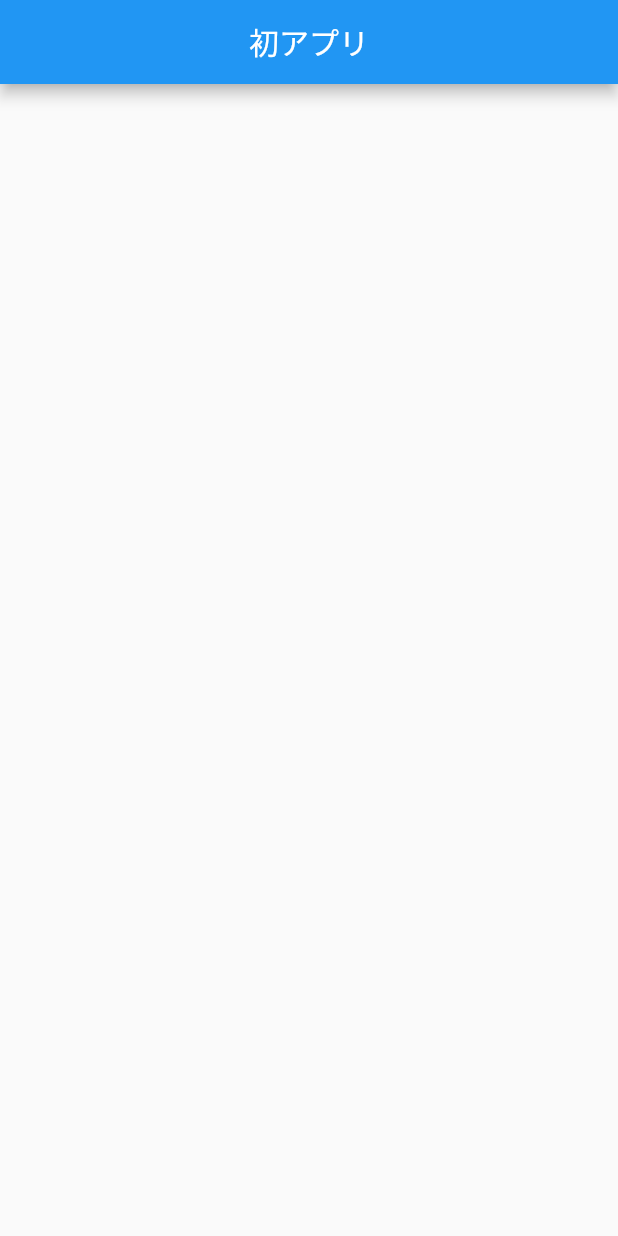
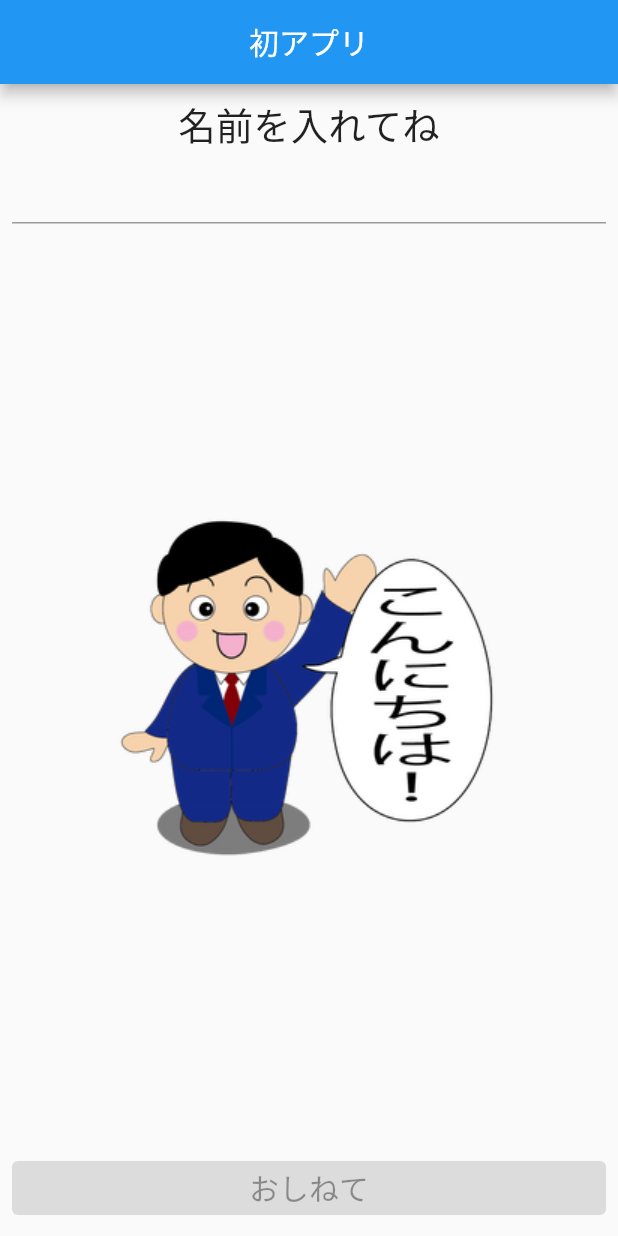
Before and after one commit to kawakami1592/my_first_app, a Flutter app: the screen it shows after launch, on a phone screen of 412 x 824 dp. Run offline on Flutter 3.47's test engine with Material 2 defaults, Android fonts, the phone set to English and light mode, and no system bars.

Commit message:
パーツ作成

```diff
--- a/lib/screens/home_screen.dart
+++ b/lib/screens/home_screen.dart
@@ -1,7 +1,6 @@
 import 'package:flutter/material.dart';
 
 class HomeScreen extends StatefulWidget {
-
   @override
   _HomeScreenState createState() => _HomeScreenState();
 }
@@ -10,10 +9,33 @@ class _HomeScreenState extends State<HomeScreen> {
   @override
   Widget build(BuildContext context) {
     return Scaffold(
+      //マテリアルデザイン適用
       appBar: AppBar(
         title: Text("初アプリ"),
         centerTitle: true,
       ),
+      body: Container(
+        padding: EdgeInsets.all(8.0),//端から全方向に8.0のpadding
+        child: Column(
+          //子要素を縦に並べる
+          children: [
+            Center(child: Text("名前を入れてね", style: TextStyle(fontSize: 25.0))),
+            TextField(
+              keyboardType: TextInputType.text,
+              style: TextStyle(fontSize: 20.0),
+              controller: null, //todo
+            ),
+            Expanded(child: Image.asset("assets/images/hello.png")),
+            SizedBox(
+                width: double.infinity,
+                child: ElevatedButton(
+                    onPressed: null,
+                    child: Text("おしねて", style: TextStyle(fontSize: 20.0))
+                )
+            )
+          ],
+        ),
+      ),
     );
   }
 }
```
